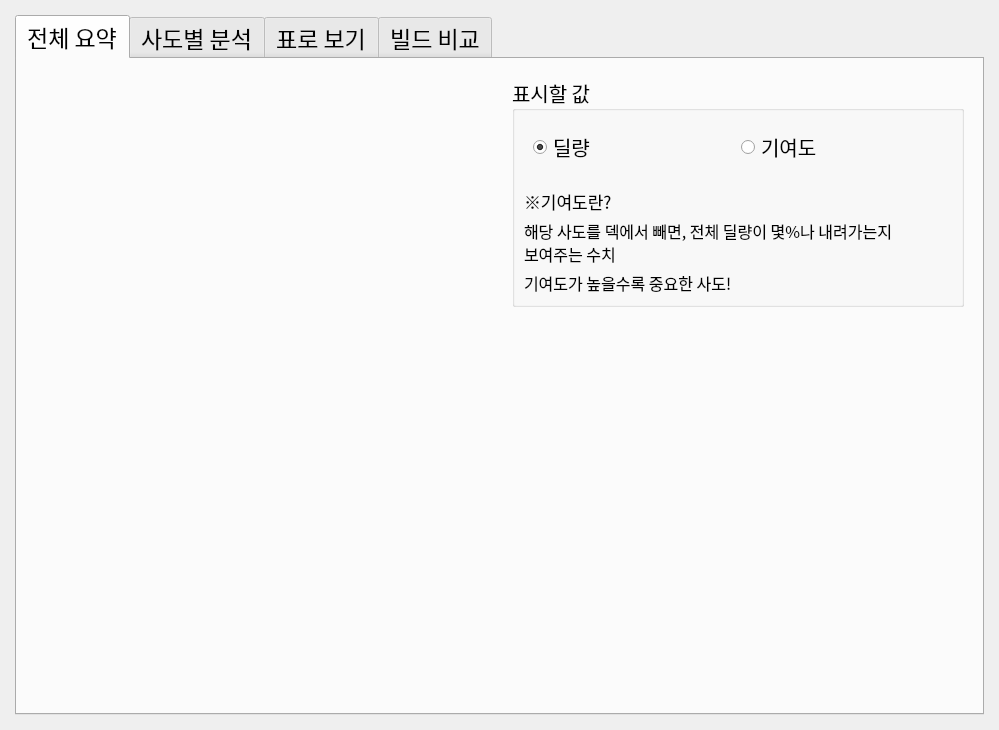
Above: widgets/ui/dps_graph_window.ui from voiderd-sub/trickcal-manager before the change. Below: the same form after it.
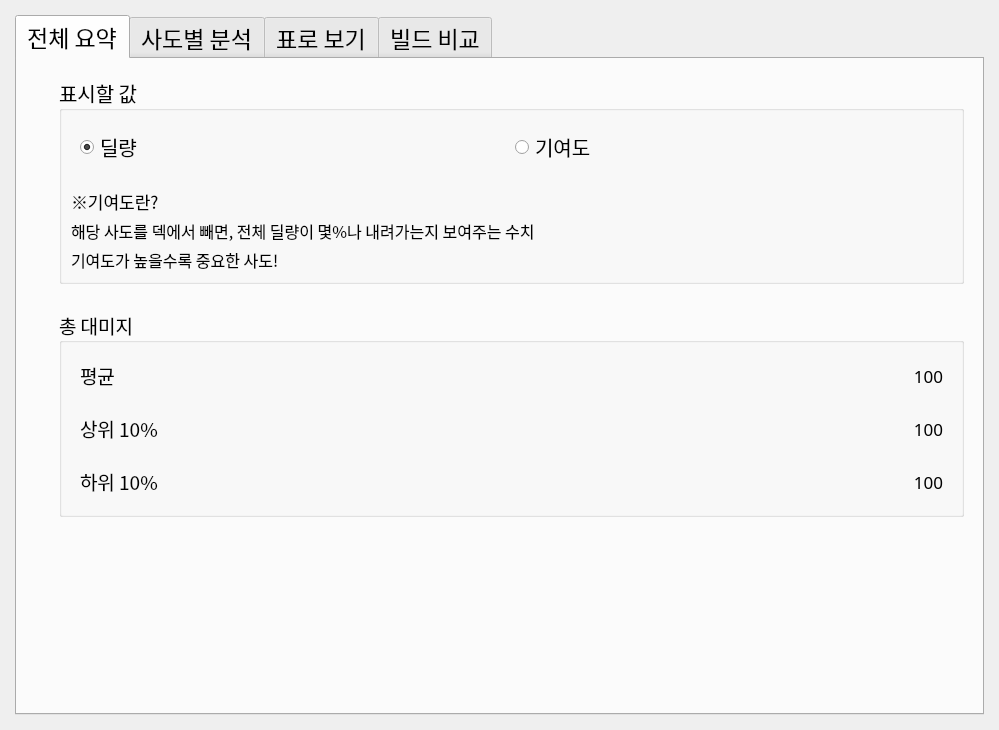
That is the form after the change. Custom widgets are drawn as their Qt base class.

```diff
--- a/widgets/ui/dps_graph_window.ui
+++ b/widgets/ui/dps_graph_window.ui
@@ -224,6 +224,184 @@
              </layout>
             </widget>
            </item>
+           <item>
+            <spacer name="verticalSpacer_5">
+             <property name="orientation">
+              <enum>Qt::Orientation::Vertical</enum>
+             </property>
+             <property name="sizeType">
+              <enum>QSizePolicy::Policy::Fixed</enum>
+             </property>
+             <property name="sizeHint" stdset="0">
+              <size>
+               <width>20</width>
+               <height>20</height>
+              </size>
+             </property>
+            </spacer>
+           </item>
+           <item>
+            <widget class="QGroupBox" name="groupBox_2">
+             <property name="title">
+              <string>총 대미지</string>
+             </property>
+             <layout class="QVBoxLayout" name="verticalLayout_5">
+              <item>
+               <widget class="QWidget" name="label_container_mean" native="true">
+                <layout class="QHBoxLayout" name="horizontalLayout_9">
+                 <item>
+                  <widget class="QLabel" name="mean_is">
+                   <property name="sizePolicy">
+                    <sizepolicy hsizetype="Minimum" vsizetype="Preferred">
+                     <horstretch>0</horstretch>
+                     <verstretch>0</verstretch>
+                    </sizepolicy>
+                   </property>
+                   <property name="text">
+                    <string>평균</string>
+                   </property>
+                  </widget>
+                 </item>
+                 <item>
+                  <spacer name="horizontalSpacer_6">
+                   <property name="orientation">
+                    <enum>Qt::Orientation::Horizontal</enum>
+                   </property>
+                   <property name="sizeType">
+                    <enum>QSizePolicy::Policy::Expanding</enum>
+                   </property>
+                   <property name="sizeHint" stdset="0">
+                    <size>
+                     <width>40</width>
+                     <height>20</height>
+                    </size>
+                   </property>
+                  </spacer>
+                 </item>
+                 <item>
+                  <widget class="QLabel" name="mean_val">
+                   <property name="font">
+                    <font>
+                     <family>ONE Mobile POP</family>
+                     <pointsize>13</pointsize>
+                    </font>
+                   </property>
+                   <property name="text">
+                    <string>100</string>
+                   </property>
+                   <property name="alignment">
+                    <set>Qt::AlignmentFlag::AlignRight|Qt::AlignmentFlag::AlignTrailing|Qt::AlignmentFlag::AlignVCenter</set>
+                   </property>
+                  </widget>
+                 </item>
+                </layout>
+               </widget>
+              </item>
+              <item>
+               <widget class="QWidget" name="label_container_p90" native="true">
+                <layout class="QHBoxLayout" name="horizontalLayout_7">
+                 <item>
+                  <widget class="QLabel" name="p90_is">
+                   <property name="sizePolicy">
+                    <sizepolicy hsizetype="Minimum" vsizetype="Preferred">
+                     <horstretch>0</horstretch>
+                     <verstretch>0</verstretch>
+                    </sizepolicy>
+                   </property>
+                   <property name="text">
+                    <string>상위 10%</string>
+                   </property>
+                  </widget>
+                 </item>
+                 <item>
+                  <spacer name="horizontalSpacer_4">
+                   <property name="orientation">
+                    <enum>Qt::Orientation::Horizontal</enum>
+                   </property>
+                   <property name="sizeType">
+                    <enum>QSizePolicy::Policy::Expanding</enum>
+                   </property>
+                   <property name="sizeHint" stdset="0">
+                    <size>
+                     <width>40</width>
+                     <height>20</height>
+                    </size>
+                   </property>
+                  </spacer>
+                 </item>
+                 <item>
+                  <widget class="QLabel" name="p90_val">
+                   <property name="font">
+                    <font>
+                     <family>ONE Mobile POP</family>
+                     <pointsize>13</pointsize>
+                    </font>
+                   </property>
+                   <property name="text">
+                    <string>100</string>
+                   </property>
+                   <property name="alignment">
+                    <set>Qt::AlignmentFlag::AlignRight|Qt::AlignmentFlag::AlignTrailing|Qt::AlignmentFlag::AlignVCenter</set>
+                   </property>
+                  </widget>
+                 </item>
+                </layout>
+               </widget>
+              </item>
+              <item>
+               <widget class="QWidget" name="label_container_p10" native="true">
+                <layout class="QHBoxLayout" name="horizontalLayout_8">
+                 <item>
+                  <widget class="QLabel" name="p10_is">
+                   <property name="sizePolicy">
+                    <sizepolicy hsizetype="Minimum" vsizetype="Preferred">
+                     <horstretch>0</horstretch>
+                     <verstretch>0</verstretch>
+                    </sizepolicy>
+                   </property>
+                   <property name="text">
+                    <string>하위 10%</string>
+                   </property>
+                  </widget>
+                 </item>
+                 <item>
+                  <spacer name="horizontalSpacer_5">
+                   <property name="orientation">
+                    <enum>Qt::Orientation::Horizontal</enum>
+                   </property>
+                   <property name="sizeType">
+                    <enum>QSizePolicy::Policy::Expanding</enum>
+                   </property>
+                   <property name="sizeHint" stdset="0">
+                    <size>
+                     <width>40</width>
+                     <height>20</height>
+                    </size>
+                   </property>
+                  </spacer>
+                 </item>
+                 <item>
+                  <widget class="QLabel" name="p10_val">
+                   <property name="font">
+                    <font>
+                     <family>ONE Mobile POP</family>
+                     <pointsize>13</pointsize>
+                    </font>
+                   </property>
+                   <property name="text">
+                    <string>100</string>
+                   </property>
+                   <property name="alignment">
+                    <set>Qt::AlignmentFlag::AlignRight|Qt::AlignmentFlag::AlignTrailing|Qt::AlignmentFlag::AlignVCenter</set>
+                   </property>
+                  </widget>
+                 </item>
+                </layout>
+               </widget>
+              </item>
+             </layout>
+            </widget>
+           </item>
            <item>
             <spacer name="verticalSpacer">
              <property name="orientation">
```
